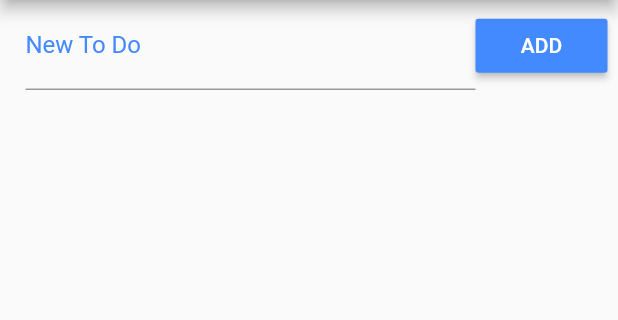
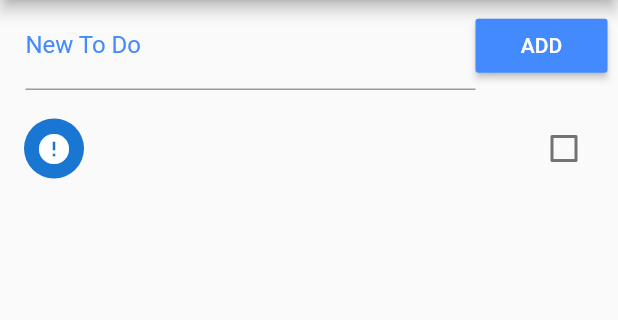
Before and after one commit to WesleySousa/todo_list, a Flutter app: the screen it shows after launch, after a tap on "ADD", on a phone screen of 412 x 824 dp, the part 84-404 px from its top. Run offline on Flutter 3.47's test engine with Material 2 defaults, Android fonts, the phone set to English and light mode, and no system bars.

Commit message:
added list and function for add task in list, function of change value of task is ok or not is created.

```diff
--- a/lib/main.dart
+++ b/lib/main.dart
@@ -17,7 +17,18 @@ class Home extends StatefulWidget {
 }
 
 class _HomeState extends State<Home> {
+  final _todoController = TextEditingController();
   List _todoList = [];
+
+  void _addToDo() {
+    setState(() {
+      Map<String, dynamic> todo = Map();
+      todo['title'] = _todoController.text;
+      _todoController.text = '';
+      todo['ok'] = false;
+      _todoList.add(todo);
+    });
+  }
 
   @override
   Widget build(BuildContext context) {
@@ -39,6 +50,7 @@ class _HomeState extends State<Home> {
                       labelText: 'New To Do',
                       labelStyle: TextStyle(color: Colors.blueAccent),
                     ),
+                    controller: _todoController,
                   ),
                 ),
                 RaisedButton(
@@ -47,9 +59,28 @@ class _HomeState extends State<Home> {
                     'ADD',
                     style: TextStyle(color: Colors.white),
                   ),
-                  onPressed: () {},
+                  onPressed: _addToDo,
                 ),
               ],
+            ),
+          ),
+          Expanded(
+            child: ListView.builder(
+              padding: EdgeInsets.only(top: 10.0),
+              itemCount: _todoList.length,
+              itemBuilder: (context, index) {
+                return CheckboxListTile(
+                  title: Text(_todoList[index]['title']),
+                  value: _todoList[index]['ok'],
+                  secondary: CircleAvatar(
+                    child: Icon(
+                        _todoList[index]['ok'] ? Icons.check : Icons.error),
+                  ),
+                  onChanged: (check) {
+                    setState(() => _todoList[index]['ok'] = check);
+                  },
+                );
+              },
             ),
           )
         ],
```
